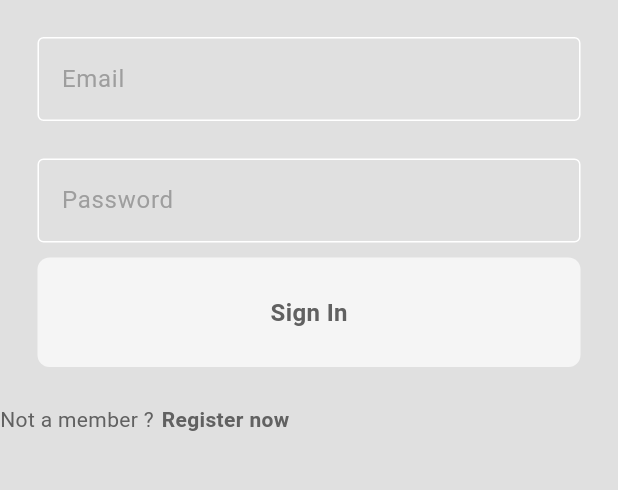
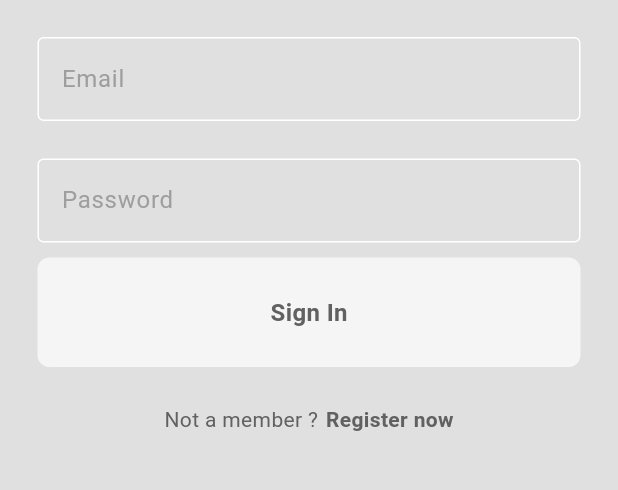
Before and after one commit to bilal-ahmet/food_delivery_app, a Flutter app: the screen it shows after launch, on a phone screen of 412 x 824 dp, the part 512-1002 px from its top. Run offline on Flutter 3.47's test engine with Material 3 defaults, Android fonts, the phone set to English and light mode, and no system bars.

Commit message:
login_page_almost_done

```diff
--- a/lib/main.dart
+++ b/lib/main.dart
@@ -17,7 +17,7 @@
   Widget build(BuildContext context) {
     return MaterialApp(
       debugShowCheckedModeBanner: false,
-      home: LoginPage(),
+      home: LoginPage(onTap: () {},),
       theme: Provider.of<ThemeProvider>(context).themeData,
     );
   }
--- a/lib/pages/login_page.dart
+++ b/lib/pages/login_page.dart
@@ -2,11 +2,18 @@
 import 'package:food_delivery_app/components/my_button.dart';
 import 'package:food_delivery_app/components/my_text_field.dart';
 
-class LoginPage extends StatelessWidget {
+class LoginPage extends StatefulWidget {
+  final void Function()? onTap;
+  const LoginPage({super.key, required this.onTap});
+
+  @override
+  State<LoginPage> createState() => _LoginPageState();
+}
+
+class _LoginPageState extends State<LoginPage> {
   TextEditingController emailController = TextEditingController();
+
   TextEditingController passwordController = TextEditingController();
-
-  LoginPage({super.key});
 
   @override
   Widget build(BuildContext context) {
@@ -58,6 +65,7 @@
               height: 25,
             ),
             Row(
+              mainAxisAlignment: MainAxisAlignment.center,
               children: [
                 Text(
                   "Not a member ?",
@@ -67,11 +75,14 @@
                 const SizedBox(
                   width: 5,
                 ),
-                Text(
-                  "Register now",
-                  style: TextStyle(
-                      fontWeight: FontWeight.bold,
-                      color: Theme.of(context).colorScheme.inversePrimary),
+                GestureDetector(
+                  onTap: widget.onTap,
+                  child: Text(
+                    "Register now",
+                    style: TextStyle(
+                        fontWeight: FontWeight.bold,
+                        color: Theme.of(context).colorScheme.inversePrimary),
+                  ),
                 )
               ],
             )
```
